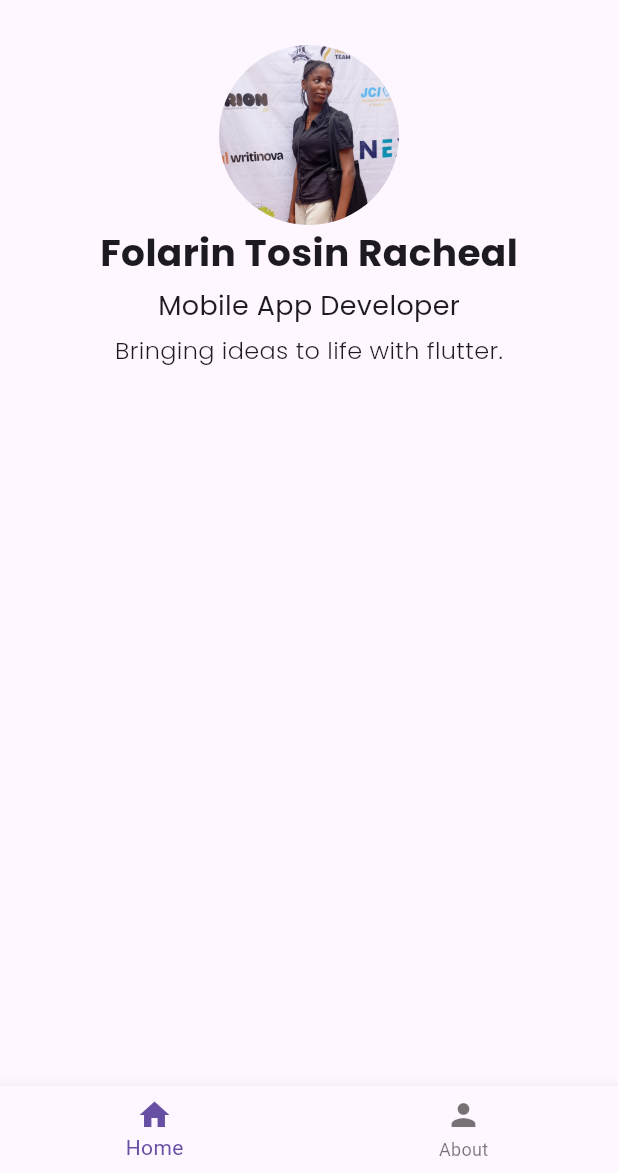
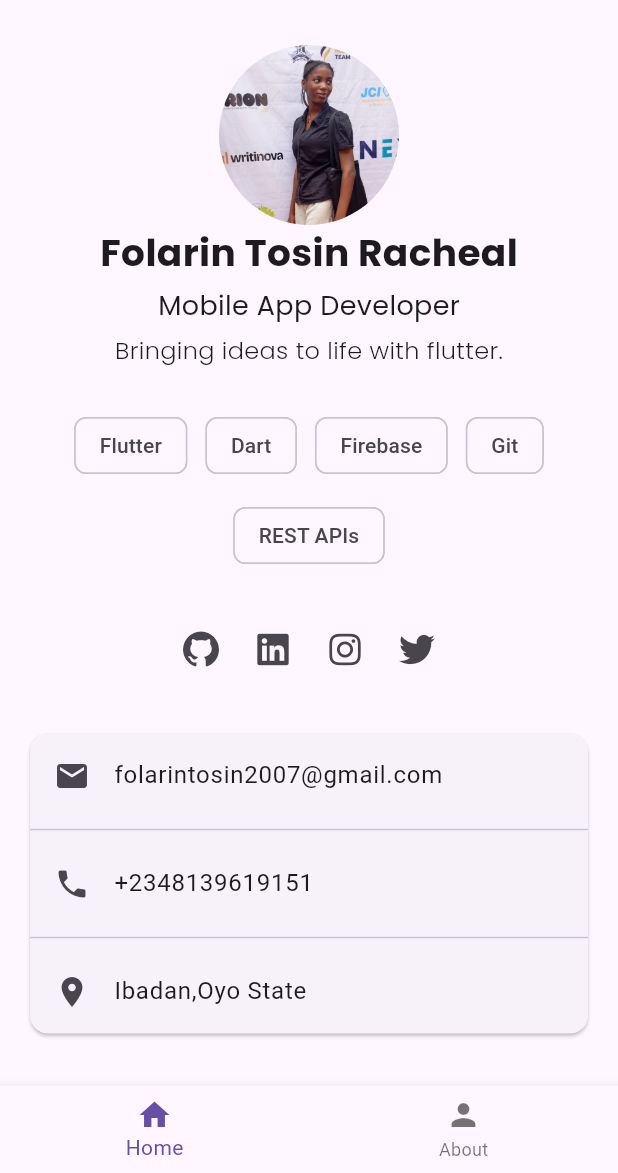
Before and after one commit to Tosin2510/flutter-portfolio-app, a Flutter app: the screen it shows after launch, on a phone screen of 412 x 824 dp, the part 63-1236 px from its top. Run offline on Flutter 3.47's test engine with Material 3 defaults, Android fonts, the phone set to English and light mode, and no system bars; our stand-ins replace font_awesome_flutter, google_fonts.

Commit message:
Initial commit

```diff
--- a/lib/home.dart
+++ b/lib/home.dart
@@ -1,8 +1,17 @@
 import 'package:flutter/material.dart';
+import 'package:font_awesome_flutter/font_awesome_flutter.dart';
 import 'package:google_fonts/google_fonts.dart';
+import 'package:url_launcher/url_launcher.dart';
 
 class HomeScreen extends StatelessWidget {
   const HomeScreen({super.key});
+  void _launchUrl(String url) async {
+    final uri = Uri.parse(url);
+    if (!await launchUrl(uri, mode: LaunchMode.externalApplication)) {
+      throw 'Could not launch $url';
+    }
+  }
+
   @override
   Widget build(BuildContext context) {
     return Scaffold(
@@ -15,11 +24,10 @@ class HomeScreen extends StatelessWidget {
                 'assets/images/SAVE_20250618_212926.jpg',
                 width: 120,
                 height: 120,
-    fit: BoxFit.cover, // This ensures the image fills the circle
+                fit: BoxFit.cover,
                 alignment: Alignment.topCenter, // You can adjust which part is visible
               ),
             )
-,
           ),
           Center(
             child: Column(
@@ -45,15 +53,89 @@ class HomeScreen extends StatelessWidget {
                   style: GoogleFonts.poppins(
                     fontSize: 16,
                     fontWeight: FontWeight.w300,
-                  )
-              )
-
+                  ),
+              ),
             ],
             ),
-
+          ),
+          SizedBox(height: 28),
+          Wrap(
+            alignment: WrapAlignment.center,
+            spacing: 12,
+            runSpacing: 12,
+            children: [
+              Chip(label: Text('Flutter')),
+              Chip(label: Text('Dart')),
+              Chip(label: Text('Firebase')),
+              Chip(label: Text('Git')),
+              Chip(label: Text('REST APIs')),
+            ],
+          ),
+          SizedBox(height: 28),
+          Row(
+            mainAxisAlignment:MainAxisAlignment.center,
+            children: [
+              IconButton(
+                icon: FaIcon(FontAwesomeIcons.github),
+                onPressed: () async {
+                  _launchUrl("https://github.com/Tosin2510");
+                },
+                ),
+              IconButton(
+                icon: FaIcon(FontAwesomeIcons.linkedin),
+                onPressed: () async {
+                  _launchUrl("https://linkedin.com/in/tosin-folarin-8251ba325");
+                },
+                ),
+              IconButton(
+                icon: FaIcon(FontAwesomeIcons.instagram),
+                onPressed: () async {
+                  _launchUrl("https://instagram.com/Toxyno Folarin");
+                },
+                ),
+              IconButton(
+                icon: FaIcon(FontAwesomeIcons.twitter),
+                onPressed: () async {
+                  _launchUrl("https://x.com/TosinFolar76904");
+                },
                 )
             ],
           ),
+          SizedBox(height: 28),
+          Card(
+            shape: RoundedRectangleBorder(
+              borderRadius: BorderRadius.circular(12),
+                ),
+                child: Column(
+                  children: [
+                    ListTile(
+                      leading: Icon(Icons.email),
+                      title: Text('folarintosin2007@gmail.com'),
+                      onTap: () {
+                        _launchUrl("mailto:folarintosin2007@gmail.com");
+                      }
+
+                    ),
+                    Divider(),
+                    ListTile(
+                      leading: Icon(Icons.phone),
+                      title: Text('+2348139619151'),
+                      onTap: () {
+                        _launchUrl("tel:+2348139619151");
+                      }
+
+                    ),
+                    Divider(),
+                    ListTile(
+                      leading: Icon(Icons.location_on),
+                      title: Text('Ibadan,Oyo State'),
+                    )
+                  ],
+                ),
+              ),
+
+         ] ),
+
        );
   }
 }
```
Lines whose indentation alone changed are shown as unchanged.
